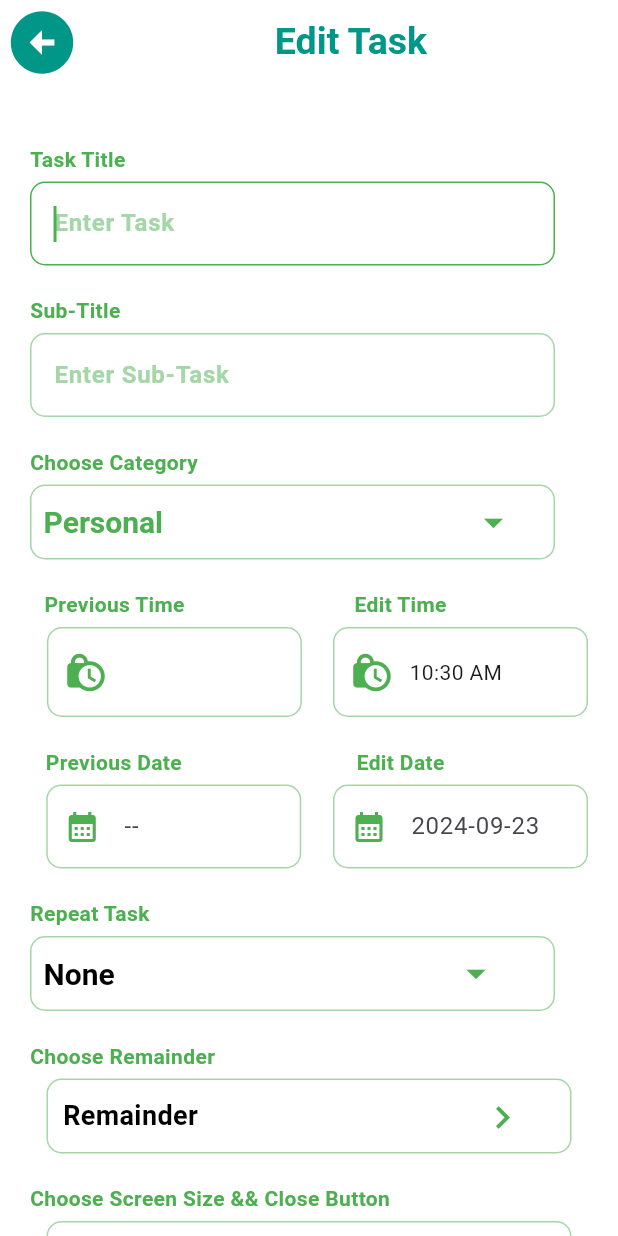
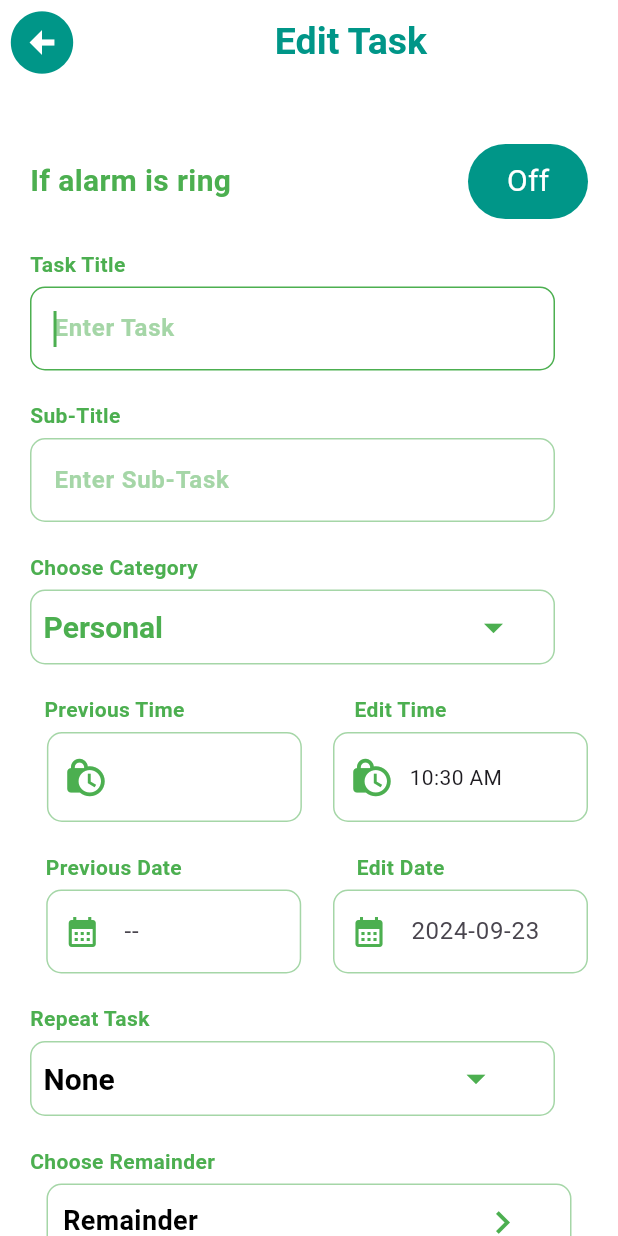
Before and after one commit to shubhamgitvns/Goal_Getter, a Flutter app: the Edit_TaskPage screen opened directly with empty values, on a phone screen of 412 x 824 dp. Run offline on Flutter 3.47's test engine with Material 3 defaults, Android fonts, the phone set to English and light mode, and no system bars; our stand-ins replace cloud_firestore, firebase_auth, firebase_core, firebase_messaging, flutter_local_notifications, google_sign_in and 3 more; missing offline and left inert: alarm; accounts and stored records are empty.

Commit message:
Arrange the code

```diff
--- a/lib/app_them.dart
+++ b/lib/app_them.dart
@@ -34,6 +34,7 @@ class App_Text{
   static String year ="";
   static int Counter = 0;
   static int Complete = 0;
+  static int id = 0;
   static bool done = false;
   static String gmail = "";
 
--- a/lib/home_page/edit_task.dart
+++ b/lib/home_page/edit_task.dart
@@ -1,3 +1,7 @@
+import 'dart:io';
+
+import 'package:alarm/alarm.dart';
+import 'package:alarm/model/alarm_settings.dart';
 import 'package:cloud_firestore/cloud_firestore.dart';
 
 import 'package:flutter/material.dart';
@@ -36,6 +40,7 @@ class Edit_TaskPage extends StatefulWidget {
   String month = "";
   String year = "";
   String id = "";
+  String ID = "";
   //const Edit_TaskPage({super.key});
 
   @override
@@ -50,6 +55,7 @@ class Edit_TaskPage extends StatefulWidget {
       String month,
       String year,
       String id,
+      String  ID,
       ) {
     this.value = value;
     this.title = title;
@@ -60,6 +66,7 @@ class Edit_TaskPage extends StatefulWidget {
     this.month = month;
     this.year = year;
     this.id = id;
+    this.ID = ID;
   }
 }
 
@@ -196,6 +203,18 @@ class _Edit_TaskPageState extends State<Edit_TaskPage> {
     //print(firebasedata);
     //setState(() {});
   }
+  final alarmSettings = AlarmSettings(
+    id: App_Text.id,
+    dateTime: DateTime(2024,9,23,16,12,1),
+    assetAudioPath: 'assets/battle.mp3',
+    loopAudio: true,
+    vibrate: true,
+    volume: 0.8,
+    fadeDuration: 3.0,
+    notificationTitle: 'Check Yor Latest Task',
+    notificationBody: 'Click and go to the App',
+    enableNotificationOnKill: Platform.isIOS,
+  );
 
   @override
   Widget build(BuildContext context) {
@@ -235,6 +254,41 @@ class _Edit_TaskPageState extends State<Edit_TaskPage> {
                 const SizedBox(
                   height: 20,
                 ),
+                Row(
+                  mainAxisAlignment: MainAxisAlignment.spaceBetween,
+                  children: [
+                  const Column(
+                    children: [
+                      Text("If alarm is ring",style: TextStyle(color: Colors.green,fontWeight: FontWeight.bold,fontSize: 20),)
+                    ],
+                  ),
+                    Column(
+                      children: [
+                        InkWell(
+                          child: Container(
+                            height: 50,
+                            width: 80,
+                            decoration: BoxDecoration(
+                              color: Colors.teal,
+                              borderRadius: BorderRadius.circular(30)
+                            ),
+                            child: Center(child: Text("Off",style: TextStyle(color: Colors.white,fontSize: 20),)),
+                          ),
+                          onTap: (){
+                            //print(widget.ID);
+                            setState(() async {
+                              int stop = int.parse(widget.ID);
+                              await Alarm.stop(stop);
+                              print(stop);
+
+                            });
+                          },
+                        )
+                      ],
+                    )
+                  ],
+                ),
+                const SizedBox(height: 20,),
                 const Row(
                   children: [
                     Text(
--- a/lib/main.dart
+++ b/lib/main.dart
@@ -18,10 +18,7 @@ Future<void> _firebaseMessagingBackgroundHandler(RemoteMessage message)async {
 }
 
 Future<void> main() async {
-  var intValue = Random().nextInt(10);
-  print("njgfbhfbvfsdbvdfjvbsdfhjvbfhjv");
-  print(intValue);
-  print("njgfbhfbvfsdbvdfjvbsdfhjvbfhjv");
+
 
   try {
     WidgetsFlutterBinding.ensureInitialized();
```
Also changed, not shown: lib/home_page/add_task.dart (+11 -8 lines), lib/home_page/home_page.dart (+12 -4 lines), lib/home_page/task_list.dart (+6 -2 lines).
